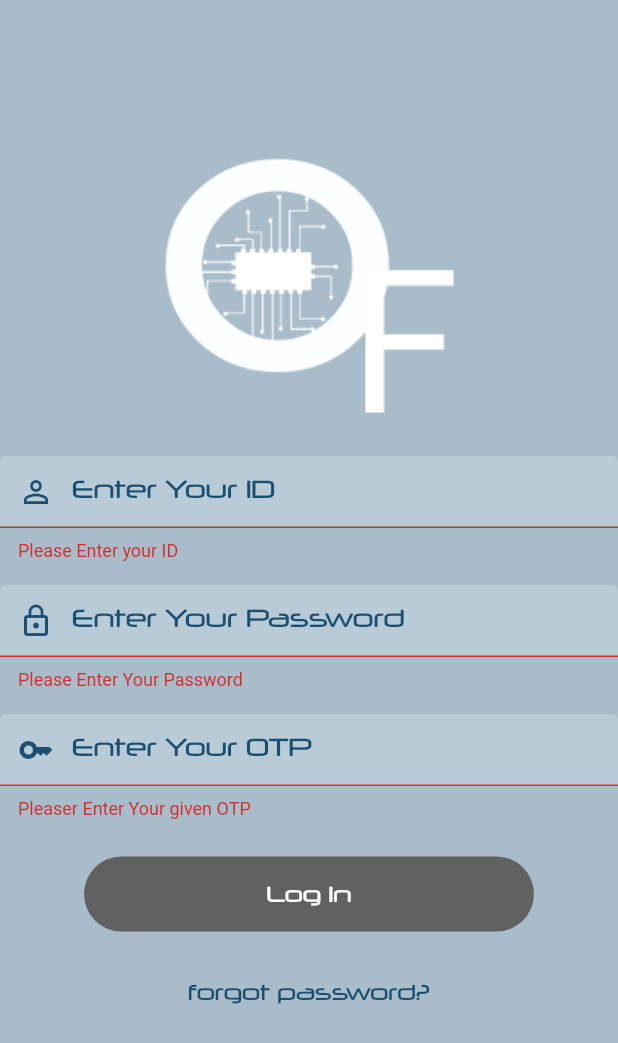
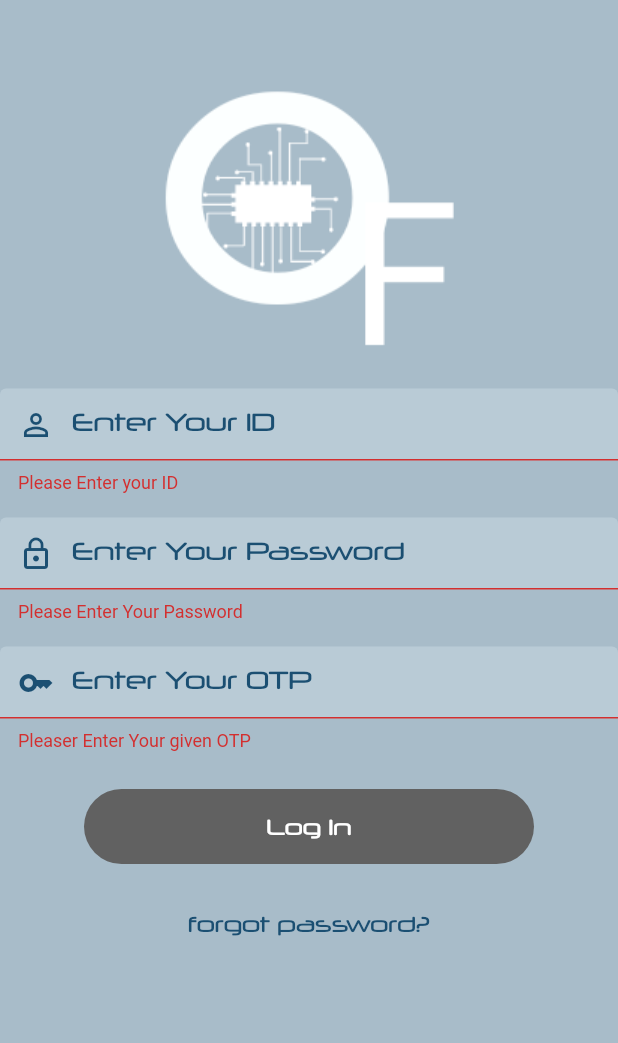
Before and after one commit to orderlyFlow/OrderlyFlow, a Flutter app: the LoginPage screen opened directly, after a tap on "Log In", on a phone screen of 412 x 824 dp. Shown: the top 1043 px of the screen. Run offline on Flutter 3.47's test engine with Material 2 defaults, Android fonts, the phone set to English and light mode, and no system bars.

Commit message:
Fixed logIn

```diff
--- a/orderlyflow/lib/LogIn/log_in.dart
+++ b/orderlyflow/lib/LogIn/log_in.dart
@@ -1,6 +1,7 @@
 // ignore_for_file: prefer_const_constructors, deprecated_member_use
 
 import 'package:flutter/material.dart';
+import 'package:orderlyflow/main_page.dart';
 import '../palette.dart';
 
 class LogIn extends StatelessWidget {
@@ -35,10 +36,11 @@ class _LoginPageState extends State<LoginPage> {
   Widget build(BuildContext context) {
     return Scaffold(
       backgroundColor: Paletter.logInBg,
-      body: Center(
+      body: SingleChildScrollView(
+        child: Center(
           child: Container(
             // ignore: prefer_const_constructors
-          margin: EdgeInsets.fromLTRB(0, 100, 0, 0),
+            margin: EdgeInsets.fromLTRB(0, 55, 0, 0),
             child: Column(
               children: [
                 Image.asset(
@@ -196,6 +198,10 @@ class _LoginPageState extends State<LoginPage> {
                           onPressed: () {
                             if (_formKey.currentState!.validate()) {
                               _formKey.currentState!.save();
+                              Navigator.push(
+                                context,
+                                MaterialPageRoute(builder: (context) => mainPage())
+                              );
                             }
                           },
                           child: const Text(
@@ -235,6 +241,7 @@ class _LoginPageState extends State<LoginPage> {
             ),
           ),
         ),
+      ),
     );
   }
 }
```
Lines whose indentation alone changed are shown as unchanged.
